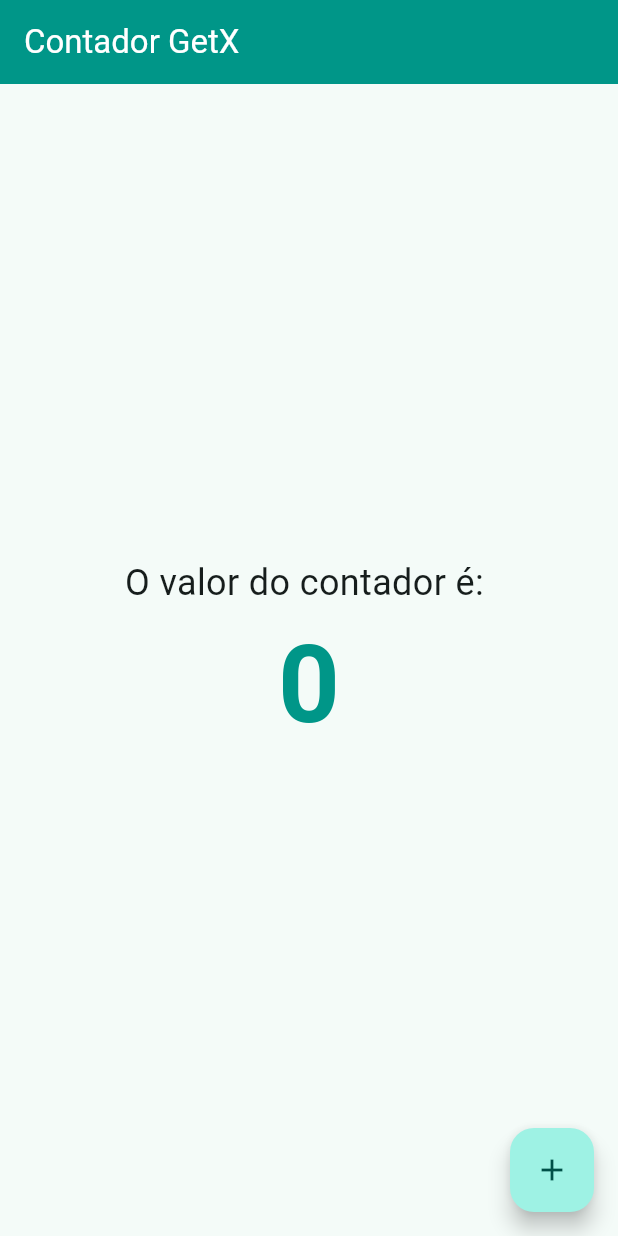
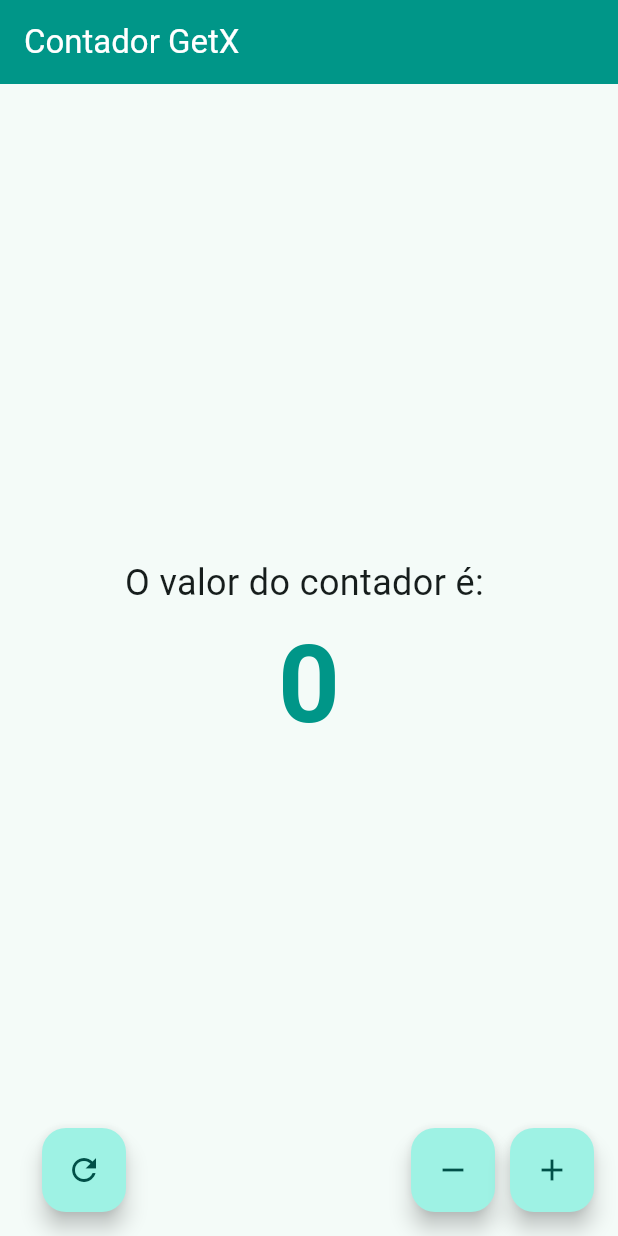
Before and after one commit to luisabritod/Jornada-Flutter, a Flutter app: the screen it shows after launch, on a phone screen of 412 x 824 dp. Run offline on Flutter 3.47's test engine with Material 3 defaults, Android fonts, the phone set to English and light mode, and no system bars; our stand-ins replace get.

Commit message:
feat(getx): adiciona funcionalidades de decrementar e zerar no contador

```diff
--- a/06-bootcamp-getx-bloc/getx/contador_getx/lib/pages/home_page.dart
+++ b/06-bootcamp-getx-bloc/getx/contador_getx/lib/pages/home_page.dart
@@ -36,10 +36,25 @@ class HomePage extends StatelessWidget {
           ],
         ),
       ),
-      floatingActionButton: FloatingActionButton(
-        // chamamos o método do nosso controller
-        onPressed: controller.incrementar,
-        child: Icon(Icons.add),
+      floatingActionButton: Row(
+        mainAxisAlignment: MainAxisAlignment.end,
+        children: [
+          FloatingActionButton(
+            onPressed: controller.reset,
+            child: Icon(Icons.refresh),
+          ),
+          SizedBox(width: 190),
+          FloatingActionButton(
+            onPressed: controller.decrementar,
+            child: Icon(Icons.remove),
+          ),
+          SizedBox(width: 10),
+          FloatingActionButton(
+            // chamamos o método do nosso controller
+            onPressed: controller.incrementar,
+            child: Icon(Icons.add),
+          ),
+        ],
       ),
     );
   }
```
Also changed, not shown: 06-bootcamp-getx-bloc/getx/contador_getx/lib/controllers/contador_controller.dart (+10 -0 lines).
